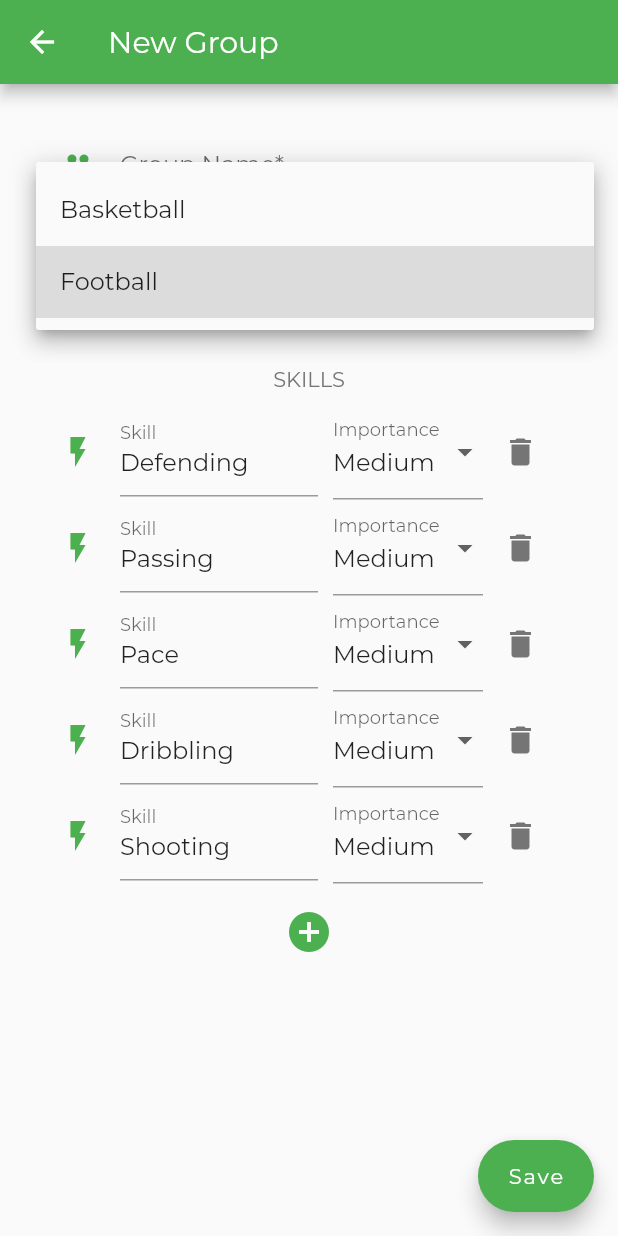
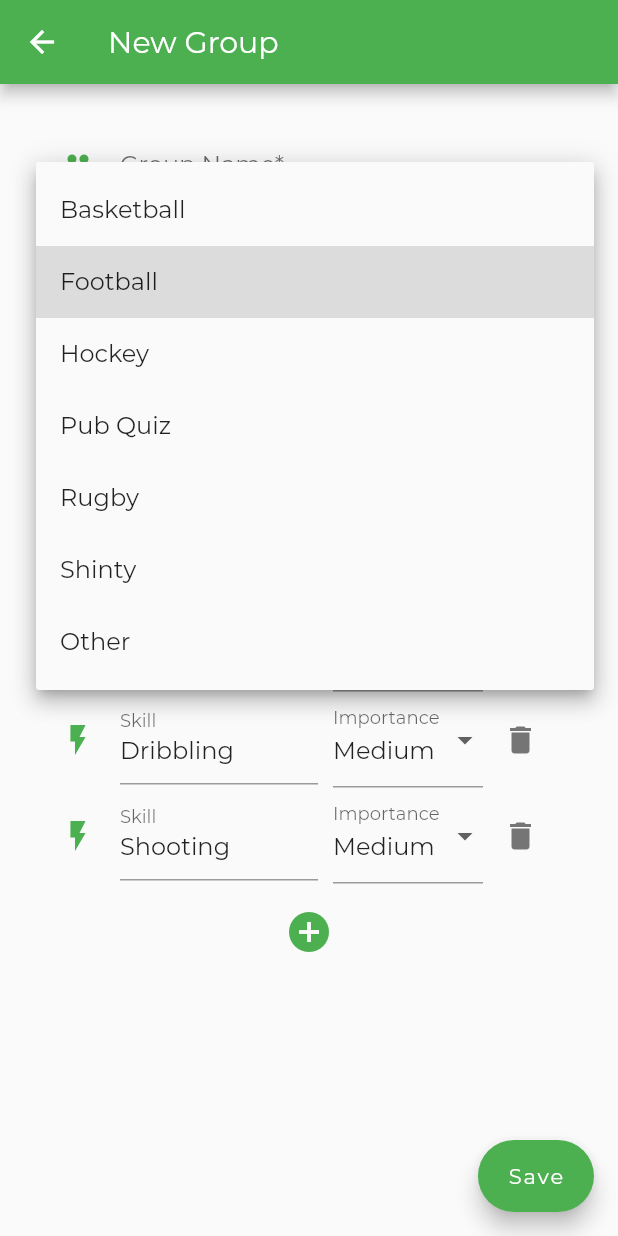
Before and after one commit to jahall/fairteams, a Flutter app: the GroupEdit screen opened directly, after a tap on "Football", on a phone screen of 412 x 824 dp. Run offline on Flutter 3.47's test engine with Material 2 defaults, Android fonts, the light colour scheme and no system bars; our stand-ins replace shared_preferences; accounts and stored records are empty.

Commit message:
Splash screen! And more sports.

```diff
--- a/lib/group_edit.dart
+++ b/lib/group_edit.dart
@@ -28,6 +28,7 @@ class _GroupEditState extends State<GroupEdit> {
       Skill(id: '1', name: 'Passing'),
       Skill(id: '2', name: 'Positioning'),
       Skill(id: '3', name: 'Shooting'),
+      Skill(id: '4', name: 'Fitness'),
     ],
     'football': [
       Skill(id: '1', name: 'Defending'),
@@ -36,6 +37,36 @@ class _GroupEditState extends State<GroupEdit> {
       Skill(id: '4', name: 'Dribbling'),
       Skill(id: '5', name: 'Shooting'),
     ],
+    'hockey': [
+      Skill(id: '1', name: 'Passing'),
+      Skill(id: '2', name: 'Positioning'),
+      Skill(id: '3', name: 'Shooting'),
+      Skill(id: '4', name: 'Fitness'),
+    ],
+    'pub quiz': [
+      Skill(id: '1', name: 'General'),
+      Skill(id: '2', name: 'Geography'),
+      Skill(id: '3', name: 'History'),
+      Skill(id: '4', name: 'Music'),
+      Skill(id: '5', name: 'Pop Culture'),
+      Skill(id: '6', name: 'Science'),
+      Skill(id: '7', name: 'Sport'),
+    ],
+    'rugby': [
+      Skill(id: '1', name: 'Passing'),
+      Skill(id: '2', name: 'Positioning'),
+      Skill(id: '3', name: 'Tackling'),
+      Skill(id: '4', name: 'Kicking'),
+      Skill(id: '5', name: 'Catching'),
+      Skill(id: '6', name: 'Fitness'),
+    ],
+    'shinty': [
+      Skill(id: '1', name: 'Dribbling'),
+      Skill(id: '2', name: 'Hitting'),
+      Skill(id: '3', name: 'Tackling'),
+      Skill(id: '4', name: 'Fitness'),
+    ],
+    'other': [],
   };
 
   @override
@@ -129,7 +160,15 @@ class _GroupEditState extends State<GroupEdit> {
             icon: Group(sport: _sport).icon(color: primaryColor(context)),
             labelText: 'Sport',
           ),
-          items: <String>['Basketball', 'Football']
+          items: <String>[
+            'Basketball',
+            'Football',
+            'Hockey',
+            'Pub Quiz',
+            'Rugby',
+            'Shinty',
+            'Other',
+          ]
               .map((String value) => DropdownMenuItem(
                     value: value.toLowerCase(),
                     child: Text(value),
--- a/lib/group_example.dart
+++ b/lib/group_example.dart
@@ -6,7 +6,8 @@ Map<String, Group> loadSampleGroups() {
   final physical = Skill(name: 'Pace', importance: 1.0);
   final dribbling = Skill(name: 'Dribbling', importance: 1.0);
   final shooting = Skill(name: 'Shooting', importance: 2.0);
-  Group group = Group(name: 'Tuesday Football', sport: 'football', skills: [
+  Group group =
+      Group(name: 'Example Football League', sport: 'football', skills: [
     defence,
     passing,
     physical,
@@ -162,8 +163,8 @@ Map<String, Group> loadSampleGroups() {
       defence.id: 7.0,
       passing.id: 9.0,
       physical.id: 9.0,
-      dribbling.id: 9.0,
-      shooting.id: 9.0,
+      dribbling.id: 10.0,
+      shooting.id: 10.0,
     }),
     Player(name: 'Rory', abilities: {
       // Tom
--- a/lib/model.dart
+++ b/lib/model.dart
@@ -212,6 +212,11 @@ class Group {
     IconData? iconData = {
       'basketball': Icons.sports_basketball,
       'football': Icons.sports_soccer,
+      'hockey': Icons.sports_hockey,
+      'pub quiz': Icons.wine_bar,
+      'rugby': Icons.sports_rugby,
+      'shinty': Icons.sports_hockey,
+      'other': Icons.circle,
     }[sport.toLowerCase()];
     if (color != null) {
       return Icon(iconData, color: color);
```
Also changed, not shown: 2 other files.
